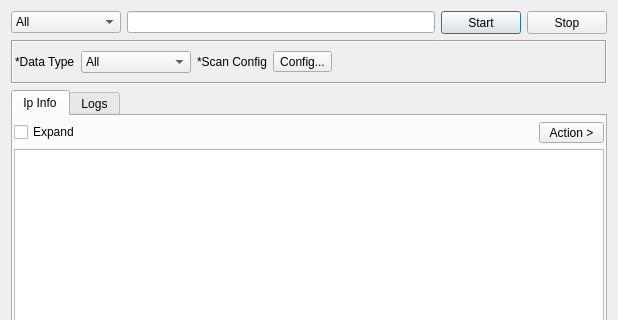
First picture: the form in sub3suite/src/tools/NSTool.ui, repository 3nock/OTE, before the edit; both pictures show x 0 to 618 and y 0 to 320 of the 618 by 500 pixel window.
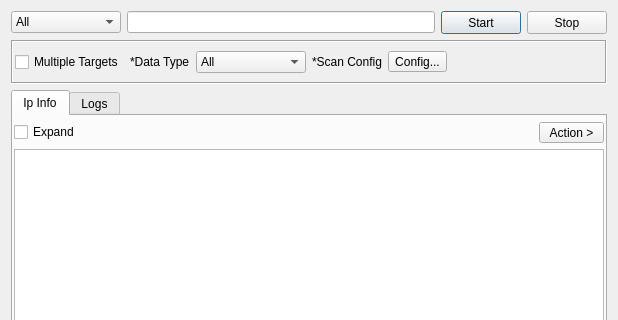
Second picture: the form after the edit.

```diff
--- a/sub3suite/src/tools/NSTool.ui
+++ b/sub3suite/src/tools/NSTool.ui
@@ -99,6 +99,13 @@
       <property name="rightMargin">
        <number>2</number>
       </property>
+      <item>
+       <widget class="QCheckBox" name="checkBoxMultipleTargets">
+        <property name="text">
+         <string>Multiple Targets</string>
+        </property>
+       </widget>
+      </item>
       <item>
        <widget class="QLabel" name="label">
         <property name="text">
```
